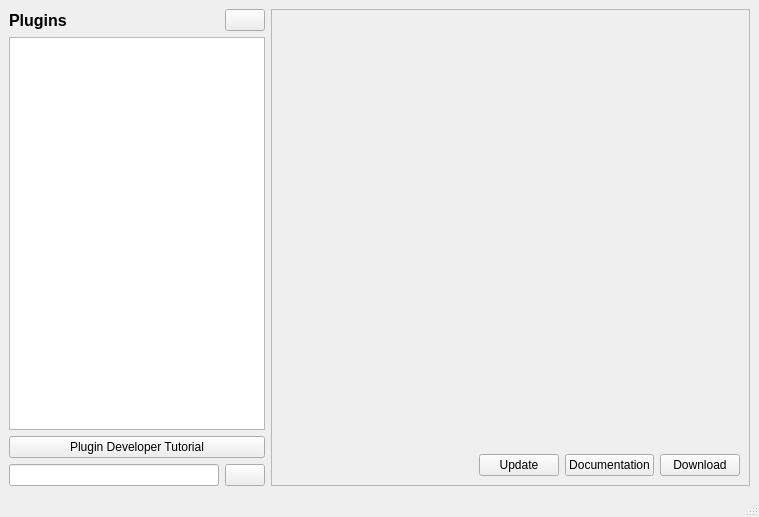
The window that flika/app/plugin_manager.ui (flika-org/flika) describes before a commit, drawn with Qt 5.
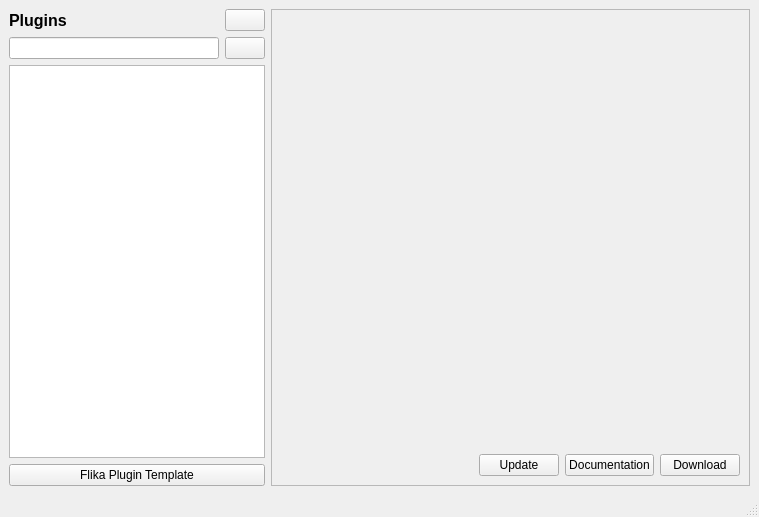
The same window after the commit. Icons and pictures are not drawn.

Commit message: changed layout of plugin manager

What changed in the file:
```diff
--- a/flika/app/plugin_manager.ui
+++ b/flika/app/plugin_manager.ui
@@ -52,16 +52,6 @@
         </item>
        </layout>
       </item>
-      <item>
-       <widget class="QListWidget" name="pluginList"/>
-      </item>
-      <item>
-       <widget class="QPushButton" name="tutorialButton">
-        <property name="text">
-         <string>Plugin Developer Tutorial</string>
-        </property>
-       </widget>
-      </item>
       <item>
        <layout class="QHBoxLayout" name="horizontalLayout_4">
         <item>
@@ -80,6 +70,16 @@
         </item>
        </layout>
       </item>
+      <item>
+       <widget class="QListWidget" name="pluginList"/>
+      </item>
+      <item>
+       <widget class="QPushButton" name="tutorialButton">
+        <property name="text">
+         <string>Flika Plugin Template</string>
+        </property>
+       </widget>
+      </item>
      </layout>
     </item>
     <item>
```
